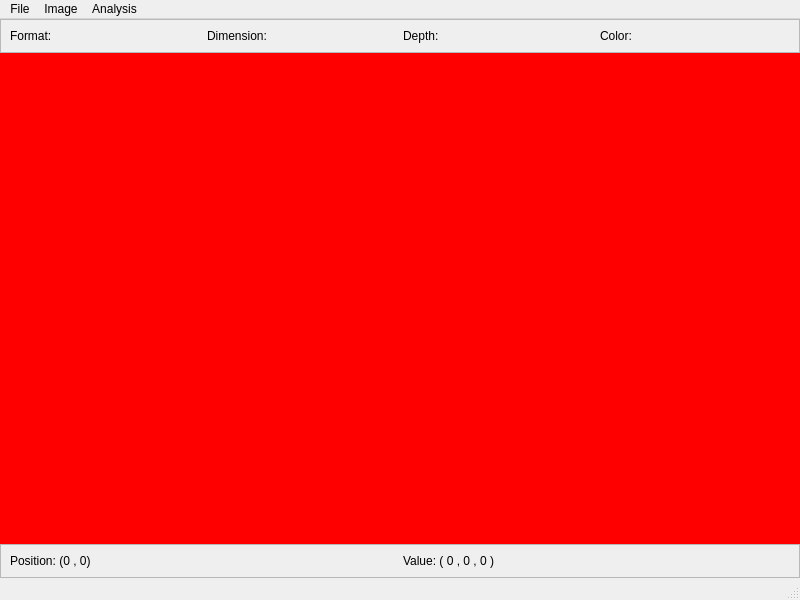
The window that mainwindow.ui (alephshahor/Pinzo) describes before a commit, drawn with Qt 5.
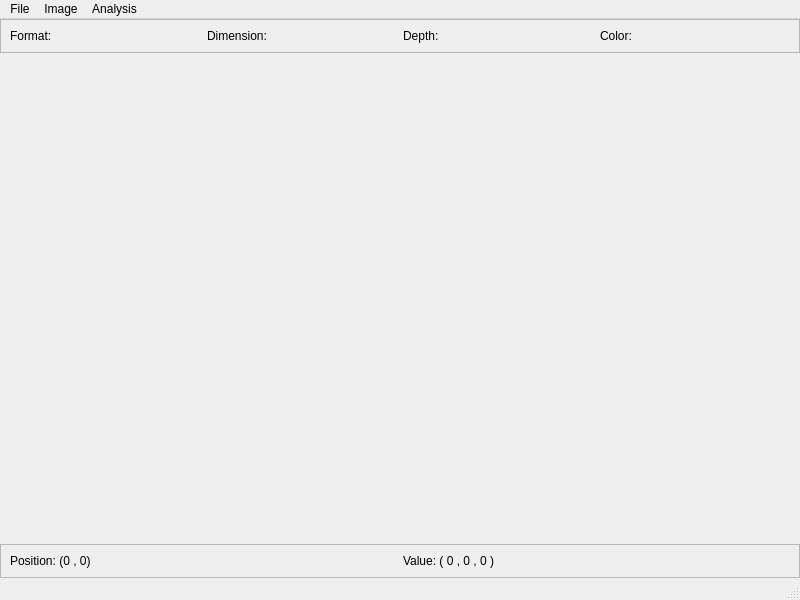
The same window after the commit.

```diff
--- a/mainwindow.ui
+++ b/mainwindow.ui
@@ -85,7 +85,7 @@
        </sizepolicy>
       </property>
       <property name="styleSheet">
-       <string notr="true">background-color: rgb(255, 0, 0);</string>
+       <string notr="true"/>
       </property>
       <property name="text">
        <string/>
```
